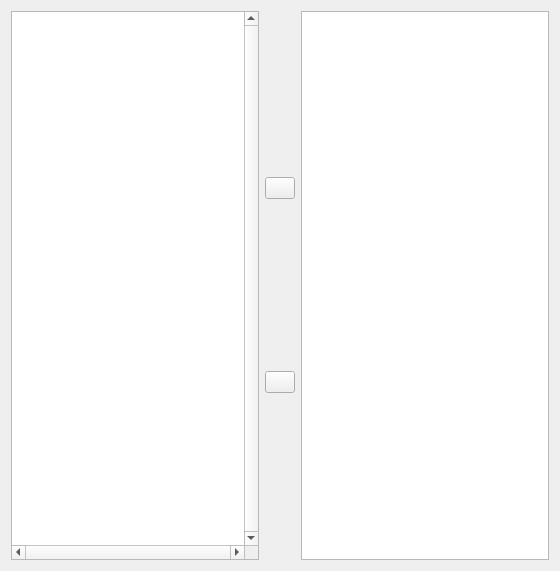
Before: the Qt Designer form src/GUI/ui/ImportBrowser.ui in VLMC/vlmc, drawn with Qt 5.
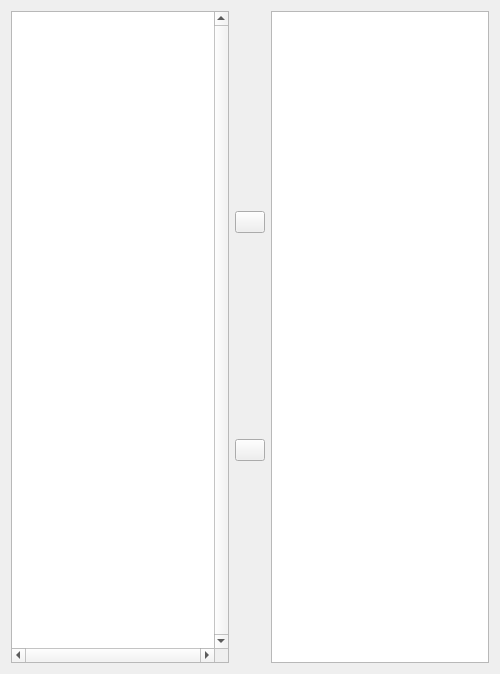
After: the same form once the commit is applied. Icons and pictures are not drawn.

What changed in the file:
```diff
--- a/src/GUI/ui/ImportBrowser.ui
+++ b/src/GUI/ui/ImportBrowser.ui
@@ -6,8 +6,8 @@
    <rect>
     <x>0</x>
     <y>0</y>
-    <width>560</width>
-    <height>571</height>
+    <width>500</width>
+    <height>674</height>
    </rect>
   </property>
   <property name="sizePolicy">
```
